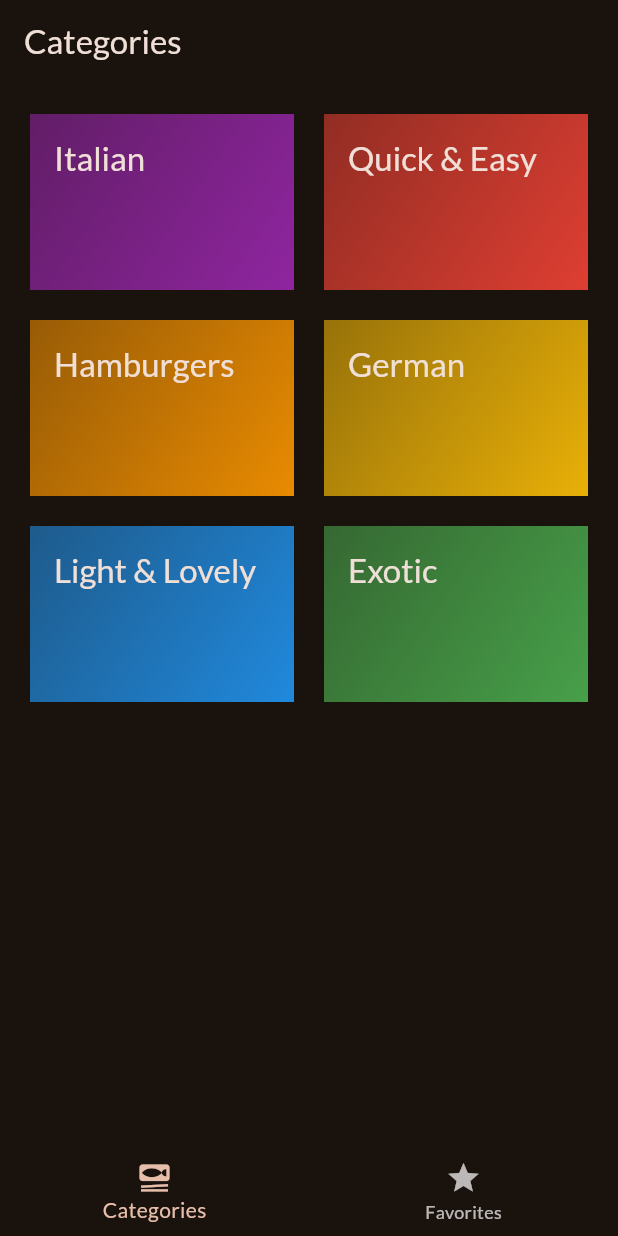
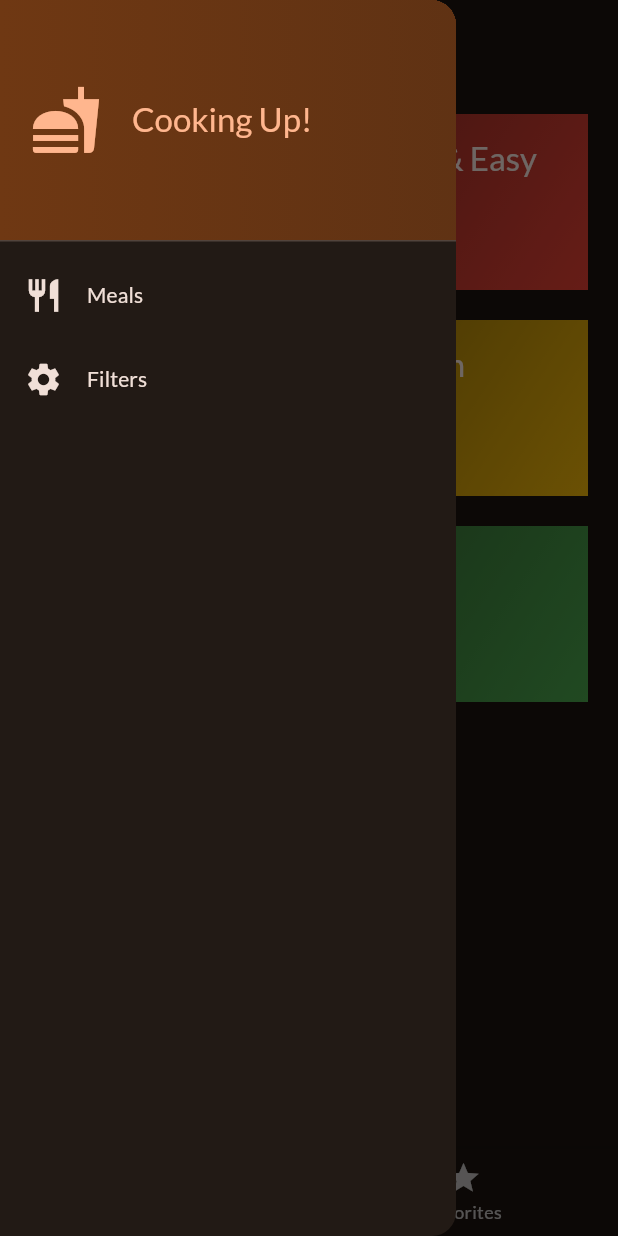
Before and after one commit to bhimz/flutterdemo, a Flutter app: the screen it shows after launch, with the side drawer open (before the commit the screen has no drawer), on a phone screen of 412 x 824 dp. Run offline on Flutter 3.47's test engine with Material 3 defaults, Android fonts, the phone set to English and light mode, and no system bars; our stand-ins replace google_fonts, transparent_image.

Commit message:
add drawer and filter screen

```diff
--- a/lib/screen/tabs.dart
+++ b/lib/screen/tabs.dart
@@ -1,7 +1,9 @@
 import 'package:flutter/material.dart';
 import 'package:mealsapp/model/meal.dart';
 import 'package:mealsapp/screen/categories.dart';
+import 'package:mealsapp/screen/filters.dart';
 import 'package:mealsapp/screen/meals.dart';
+import 'package:mealsapp/widget/main_drawer.dart';
 
 class TabScreen extends StatefulWidget {
   const TabScreen({super.key});
@@ -11,7 +13,6 @@ class TabScreen extends StatefulWidget {
 }
 
 class _TabScreenState extends State<TabScreen> {
-
   int _selectedPageIndex = 0;
   final List<Meal> _favoriteMeals = [];
 
@@ -44,18 +45,33 @@ class _TabScreenState extends State<TabScreen> {
     }
   }
 
+  void _onSelectScreen(String identifier) {
+    Navigator.of(context).pop();
+    if (identifier == 'filters') {
+      Navigator.of(context).push(
+        MaterialPageRoute(
+          builder: (ctx) => FilterScreen(),
+        ),
+      );
+    }
+  }
+
   @override
   Widget build(BuildContext context) {
     Widget activePage = CategoryScreen(toggleFavorite: _toggleFavorite);
     var activePageTitle = "Categories";
     if (_selectedPageIndex == 1) {
-      activePage = MealsScreen(meals: _favoriteMeals, toggleFavorite: _toggleFavorite,);
+      activePage = MealsScreen(
+        meals: _favoriteMeals,
+        toggleFavorite: _toggleFavorite,
+      );
       activePageTitle = "Favourites";
     }
     return Scaffold(
       appBar: AppBar(
         title: Text(activePageTitle),
       ),
+      drawer: MainDrawer(onSelectScreen: _onSelectScreen),
       body: activePage,
       bottomNavigationBar: BottomNavigationBar(
         currentIndex: _selectedPageIndex,
--- /dev/null
+++ b/lib/widget/main_drawer.dart
@@ -0,0 +1,71 @@
+import 'package:flutter/material.dart';
+
+class MainDrawer extends StatelessWidget {
+  const MainDrawer({super.key, required this.onSelectScreen});
+
+  final void Function(String identifier) onSelectScreen;
+
+  @override
+  Widget build(BuildContext context) {
+    return Drawer(
+      child: Column(
+        children: [
+          DrawerHeader(
+            padding: EdgeInsets.all(20),
+            decoration: BoxDecoration(
+              gradient: LinearGradient(
+                colors: [
+                  Theme.of(context).colorScheme.primaryContainer,
+                  Theme.of(context)
+                      .colorScheme
+                      .primaryContainer
+                      .withValues(alpha: 0.8),
+                ],
+              ),
+            ),
+            child: Row(
+              children: [
+                Icon(Icons.fastfood,
+                    size: 48, color: Theme.of(context).colorScheme.primary),
+                const SizedBox(width: 20),
+                Text(
+                  'Cooking Up!',
+                  style: Theme.of(context).textTheme.titleLarge!.copyWith(
+                        color: Theme.of(context).colorScheme.primary,
+                      ),
+                ),
+              ],
+            ),
+          ),
+          ListTile(
+            leading: Icon(
+              Icons.restaurant,
+              size: 26,
+              color: Theme.of(context).colorScheme.onSurface,
+            ),
+            title: Text(
+              'Meals',
+              style: Theme.of(context).textTheme.titleSmall!.copyWith(
+                    color: Theme.of(context).colorScheme.onSurface,
+                  ),
+            ),
+            onTap: () { onSelectScreen('meals'); },
+          ),ListTile(
+            leading: Icon(
+              Icons.settings,
+              size: 26,
+              color: Theme.of(context).colorScheme.onSurface,
+            ),
+            title: Text(
+              'Filters',
+              style: Theme.of(context).textTheme.titleSmall!.copyWith(
+                    color: Theme.of(context).colorScheme.onSurface,
+                  ),
+            ),
+            onTap: () { onSelectScreen('filters'); },
+          ),
+        ],
+      ),
+    );
+  }
+}
```
Also changed, not shown: lib/screen/filters.dart (added, +48 -0 lines).
